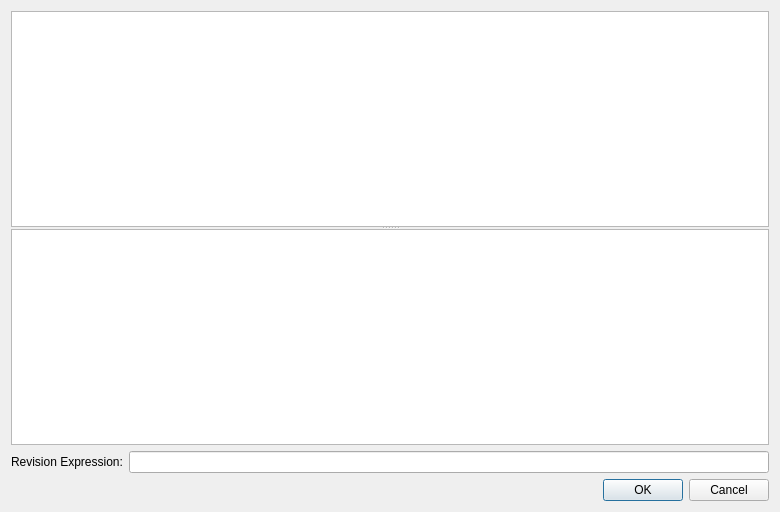
Before: the Qt Designer form ui/commit.ui in git-cola/git-cola, drawn with Qt 5.
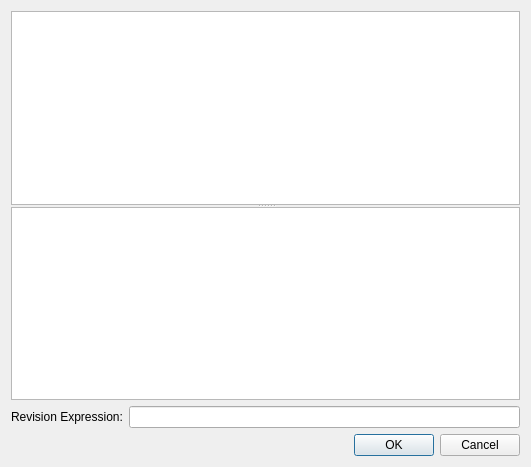
After: the same form once the commit is applied.

The edit to the form file:
```diff
--- a/ui/commit.ui
+++ b/ui/commit.ui
@@ -5,8 +5,8 @@
    <rect>
     <x>0</x>
     <y>0</y>
-    <width>780</width>
-    <height>512</height>
+    <width>531</width>
+    <height>467</height>
    </rect>
   </property>
   <layout class="QVBoxLayout" >
@@ -97,7 +97,7 @@
    <item>
     <widget class="QDialogButtonBox" name="button_box" >
      <property name="standardButtons" >
-      <set>QDialogButtonBox::Cancel|QDialogButtonBox::NoButton|QDialogButtonBox::Ok</set>
+      <set>QDialogButtonBox::Cancel|QDialogButtonBox::Ok</set>
      </property>
     </widget>
    </item>
```
